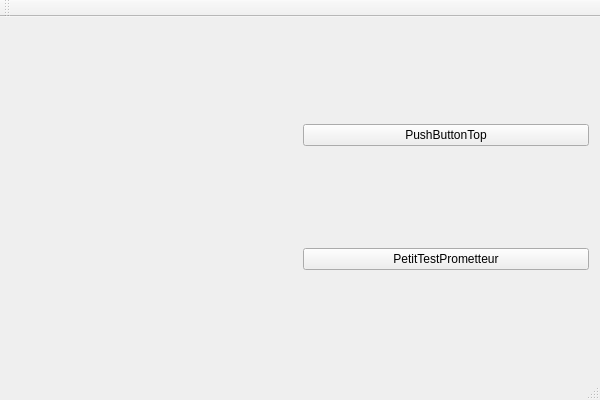
Qt form src/Editor/QtUIFiles/BoltEditor.ui (FcTD4mN/Bolt) before a commit.
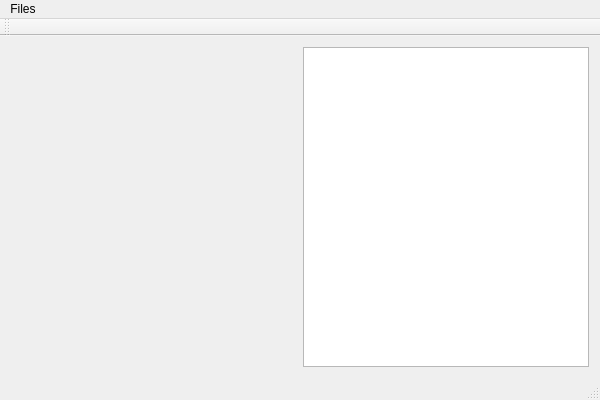
The same form after that commit. Custom widgets are drawn as their Qt base class.

Commit message: pc transition push

Diff of the .ui file:
```diff
--- a/src/Editor/QtUIFiles/BoltEditor.ui
+++ b/src/Editor/QtUIFiles/BoltEditor.ui
@@ -21,16 +21,12 @@
     <item>
      <layout class="QVBoxLayout" name="verticalLayout">
       <item>
-       <widget class="QPushButton" name="pushButton_2">
-        <property name="text">
-         <string>PushButtonTop</string>
-        </property>
-       </widget>
-      </item>
-      <item>
-       <widget class="QPushButton" name="pushButton">
-        <property name="text">
-         <string>PetitTestPrometteur</string>
+       <widget class="QListWidget" name="listWidget">
+        <property name="sizePolicy">
+         <sizepolicy hsizetype="Preferred" vsizetype="Preferred">
+          <horstretch>0</horstretch>
+          <verstretch>0</verstretch>
+         </sizepolicy>
         </property>
        </widget>
       </item>
@@ -47,6 +43,13 @@
      <height>26</height>
     </rect>
    </property>
+   <widget class="QMenu" name="menuFiles">
+    <property name="title">
+     <string>Files</string>
+    </property>
+    <addaction name="actionExit"/>
+   </widget>
+   <addaction name="menuFiles"/>
   </widget>
   <widget class="QToolBar" name="mainToolBar">
    <attribute name="toolBarArea">
```
Left out of the diff: 5 changed lines with no effect on the pictures. The commit also changes 1 other file.
